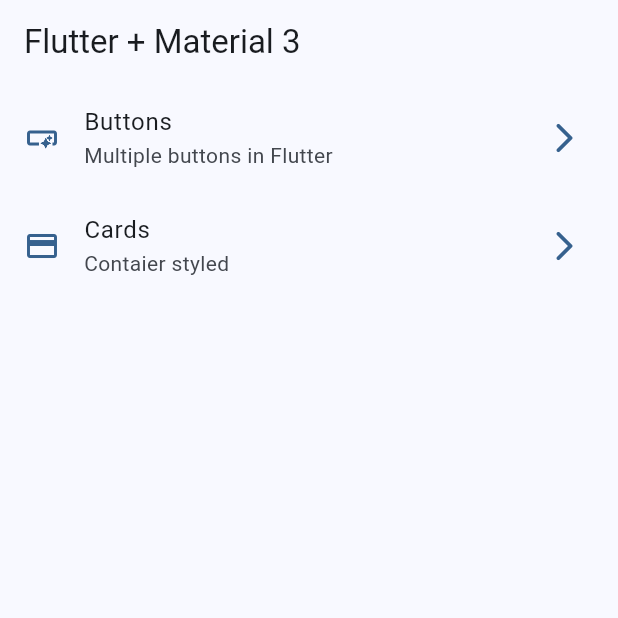
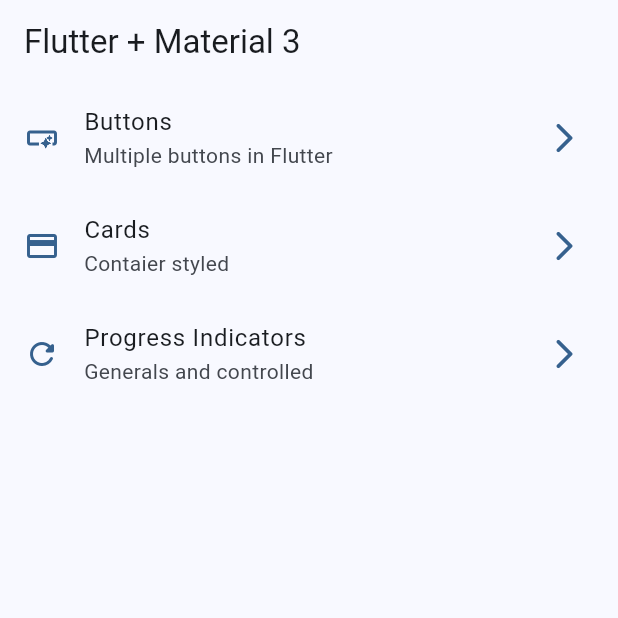
Before and after one commit to jebarcha/widges-app, a Flutter app: the screen it shows after launch, on a phone screen of 412 x 824 dp, the top half of it. Run offline on Flutter 3.47's test engine with Material 2 defaults, Android fonts, the phone set to English and light mode, and no system bars; our stand-ins replace go_router.

Commit message:
progress indicators finished

```diff
--- a/lib/config/menu/menu_items.dart
+++ b/lib/config/menu/menu_items.dart
@@ -30,4 +30,13 @@ const appMenuItems = <MenuItem>[
       icon: Icons.credit_card
   ),
 
+  MenuItem(
+      title: 'Progress Indicators',
+      subTitle: 'Generals and controlled',
+      link: '/progress',
+      icon: Icons.refresh_rounded
+  ),
+
+
+
 ];
--- a/lib/config/router/app_router.dart
+++ b/lib/config/router/app_router.dart
@@ -21,6 +21,11 @@ final appRouter = GoRouter(
       name: CardsScreen.name,
       builder: (context, state) => const CardsScreen(),
     ),
+    GoRoute(
+      path: '/progress',
+      name: ProgressScreen.name,
+      builder: (context, state) => const ProgressScreen(),
+    ),
 
   ],
 );
```
Also changed, not shown: lib/presentation/screens/progress/progress_screen.dart (+60 -1 lines).
